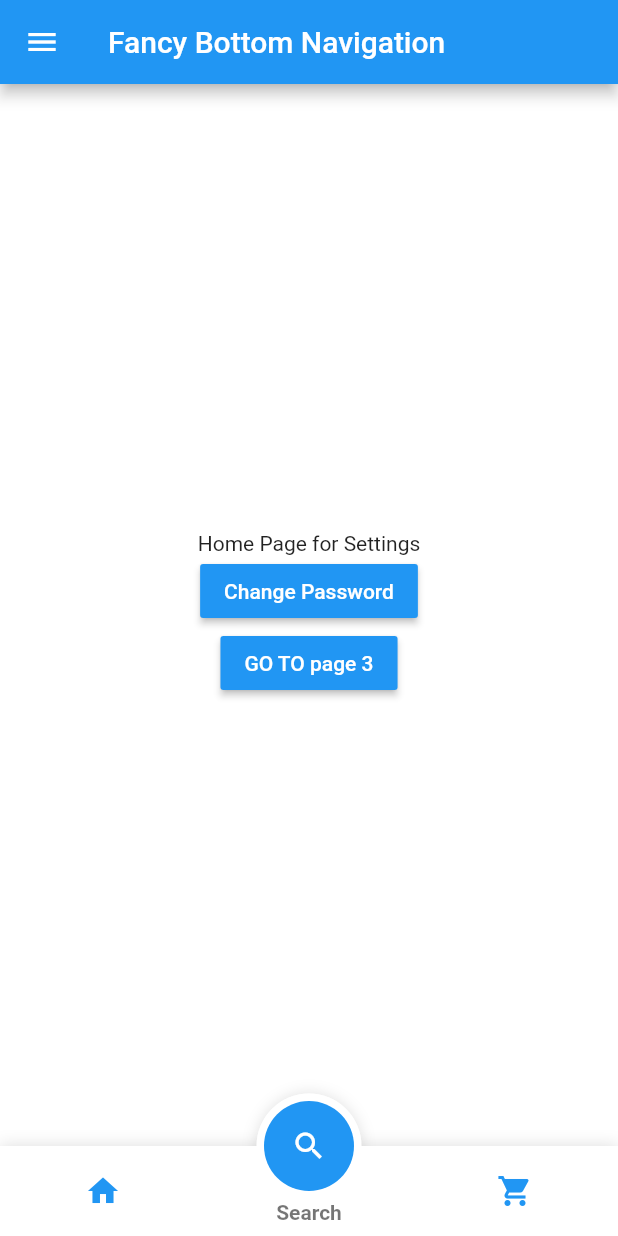
After one commit to YohanWadia/BlogFirestore, a Flutter app: the MySettingsPage screen opened directly, on a phone screen of 412 x 824 dp. The commit adds this screen. Run offline on Flutter 3.47's test engine with Material 2 defaults, Android fonts, the phone set to English and light mode, and no system bars; drawn by our look-alikes of fancy_bottom_navigation; our stand-ins replace badges, cloud_firestore, firebase_auth, flutter_spinkit, fluttertoast; missing offline and left inert: fab_circular_menu; accounts and stored records are empty.

Commit message:
Lenovo List/Settings

```diff
--- /dev/null
+++ b/lib/noti.dart
@@ -0,0 +1,6 @@
+class noti{
+  bool isComment;
+  String docId,str;
+
+  noti(this.docId,this.str, this.isComment);
+}
--- /dev/null
+++ b/lib/settings_pg.dart
@@ -0,0 +1,173 @@
+import 'package:blogfirestore/profilePg.dart';
+
+import 'package:fancy_bottom_navigation/fancy_bottom_navigation.dart';
+import 'package:flutter/material.dart';
+
+
+class MySettingsPage extends StatefulWidget {
+  @override
+  MySettingsPageState createState() => MySettingsPageState();
+}
+
+class MySettingsPageState extends State<MySettingsPage> {
+  int currentPage = 0;
+
+  GlobalKey bottomNavigationKey = GlobalKey();
+
+  @override
+  Widget build(BuildContext context) {
+    return Scaffold(
+      appBar: AppBar(
+        title: Text("Fancy Bottom Navigation"),
+      ),
+      body: Container(
+        decoration: BoxDecoration(color: Colors.white),
+        child: Center(
+          child: _getPage(currentPage),
+        ),
+      ),
+      bottomNavigationBar: FancyBottomNavigation(
+        tabs: [
+          TabData(
+              iconData: Icons.home,
+              title: "Home",
+              onclick: () { print("wohohoho");
+                final FancyBottomNavigationState fState =
+                    bottomNavigationKey.currentState;
+                fState.setPage(2);
+              }),
+          TabData(
+              iconData: Icons.search,
+              title: "Search",
+              onclick: () {
+                print("comeON");//beter to use a button on the tab screen than these clicks as they arent reliable
+                //Navigator.of(context).push(MaterialPageRoute(builder: (context) => ProfilePg()));
+                }
+                ),
+          TabData(iconData: Icons.shopping_cart, title: "Basket")
+        ],
+        initialSelection: 1,
+        key: bottomNavigationKey,
+        onTabChangedListener: (position) {
+          setState(() {
+            currentPage = position;
+          });
+        },
+      ),
+      drawer: Drawer(
+        child: ListView(
+          children: <Widget>[
+            Container(
+              margin: EdgeInsets.fromLTRB(0, 8, 0, 12),
+              padding: EdgeInsets.all(8.0),
+              color: Colors.red,
+                child: Text("STUFF", style: TextStyle(fontSize: 36.0,fontWeight: FontWeight.bold),)
+            ),
+            Row(
+              children: <Widget>[
+                Padding(
+                  padding: const EdgeInsets.all(12.0),
+                  child: Icon(Icons.settings,size: 24,color: Colors.red,),
+                ),
+                Text("Settings", style: TextStyle(fontSize: 24.0),),
+              ],
+            ),
+            Padding(
+              padding: const EdgeInsets.all(12.0),
+              child: Divider(thickness: 2.0,color:Colors.grey),
+            ),
+            Row(
+              children: <Widget>[
+                Padding(
+                  padding: const EdgeInsets.all(12.0),
+                  child: Icon(Icons.card_travel,size: 24,color: Colors.red,),
+                ),
+                Text("Extras", style: TextStyle(fontSize: 24.0),),
+              ],
+            ),
+            Padding(
+              padding: const EdgeInsets.all(12.0),
+              child: Divider(thickness: 2.0,color:Colors.grey),
+            ),
+            Row(
+              children: <Widget>[
+                Padding(
+                  padding: const EdgeInsets.all(12.0),
+                  child: Icon(Icons.account_balance,size: 24,color: Colors.red,),
+                ),
+                Text("Balance", style: TextStyle(fontSize: 24.0),),
+              ],
+            ),
+
+          ],
+        ),
+      ),
+    );
+  }
+
+  _getPage(int page) {
+    switch (page) {
+      case 0:
+        return Column(
+          mainAxisSize: MainAxisSize.min,
+          children: <Widget>[
+            Text("Home Page for Settings"),
+            RaisedButton(
+              child: Text(
+                "Change Password",
+                style: TextStyle(color: Colors.white),
+              ),
+              color: Theme.of(context).primaryColor,
+              onPressed: () {
+                //Navigator.of(context).push(                    MaterialPageRoute(builder: (context) => SecondPage()));
+              },
+            ),
+            RaisedButton(
+              child: Text(
+                "GO TO page 3",
+                style: TextStyle(color: Colors.white),
+              ),
+              color: Theme.of(context).accentColor,
+              onPressed: () {
+                final FancyBottomNavigationState fState =
+                    bottomNavigationKey.currentState;
+                fState.setPage(2);
+              },
+            )
+          ],
+        );
+      case 1:
+        return Column(
+          mainAxisSize: MainAxisSize.min,
+          children: <Widget>[
+            Text("Search Page"),
+            RaisedButton(
+              child: Text(
+                "Search for a Setting you need to change",
+                style: TextStyle(color: Colors.white),
+              ),
+              color: Theme.of(context).primaryColor,
+              onPressed: () {
+                //Navigator.of(context).push(                    MaterialPageRoute(builder: (context) => SecondPage()));
+              },
+            )
+          ],
+        );
+      default:
+        return Column(
+          mainAxisSize: MainAxisSize.min,
+          children: <Widget>[
+            Text("Basket Details page"),
+            RaisedButton(
+              child: Text(
+                "Change your CC info",
+                style: TextStyle(color: Colors.white),
+              ),
+              color: Theme.of(context).primaryColor,
+              onPressed: () {},
+            )
+          ],
+        );
+    }
+  }
+}
--- a/pubspec.yaml
+++ b/pubspec.yaml
@@ -26,6 +26,8 @@ dependencies:
   firebase_core: ^0.4.4+3
   fab_circular_menu: ^1.0.0
   badges: ^1.1.1
+  fluttertoast: ^4.0.1
+  fancy_bottom_navigation: ^0.3.2
 
   # The following adds the Cupertino Icons font to your application.
   # Use with the CupertinoIcons class for iOS style icons.
```
Also changed, not shown: lib/myBadgeWidget.dart (+13 -8 lines), lib/my_animation.dart (added, +61 -0 lines), lib/noti_list.dart (added, +139 -0 lines), lib/profilePg.dart (+21 -3 lines), lib/show_blog.dart (+52 -7 lines), pubspec.lock.
